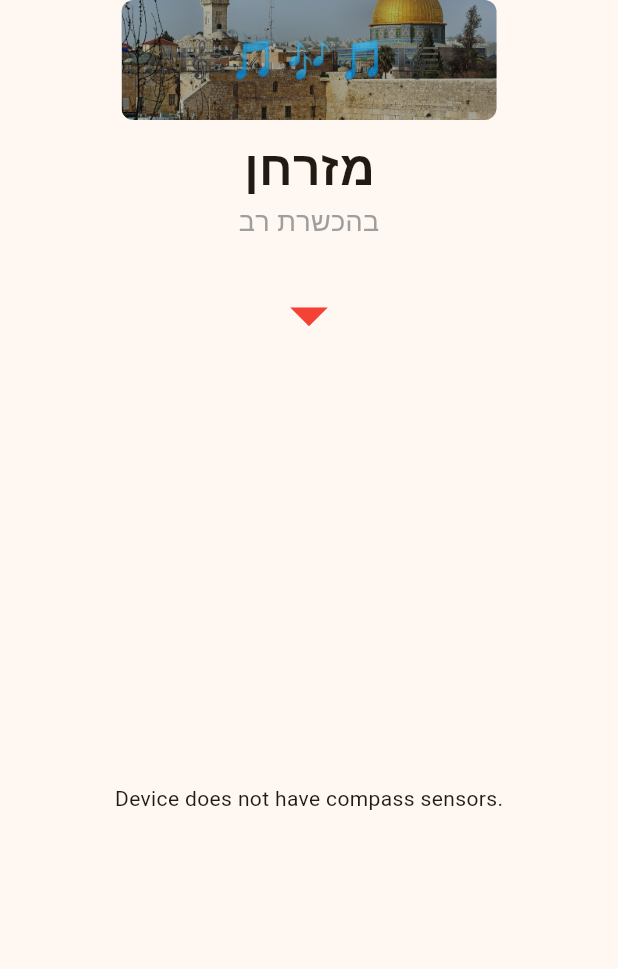
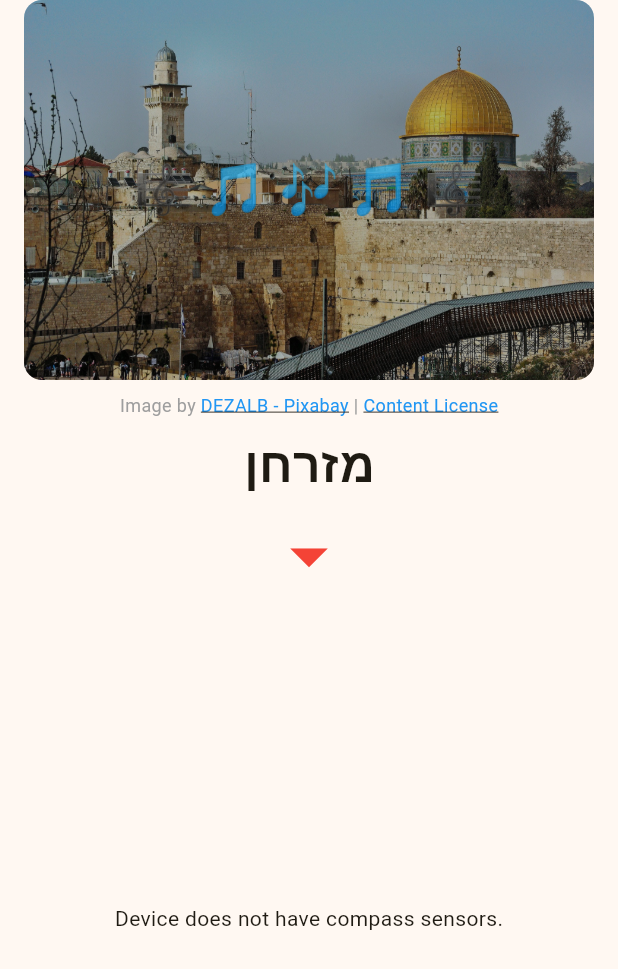
Before and after one commit to alexbodn/makdem, a Flutter app: the screen it shows after launch, on a phone screen of 412 x 824 dp. Shown: the top 969 px of the screen. Run offline on Flutter 3.47's test engine with Material 3 defaults, Android fonts, the phone set to English and light mode, and no system bars; our stand-ins replace flutter_compass.

Commit message:
refactor: resize cover picture and update attribution
- Moved the cover picture into the `body` so it takes the full width minus padding and keeps its original aspect ratio.
- Removed the old subtitle text ("בהכשרת רב").
- Moved the app title out of the AppBar to display below the picture.
- Added attribution links for the picture author (DEZALB - Pixabay) and the Pixabay Content License.

Co-authored-by: alexbodn <4792193+alexbodn@users.noreply.github.com>

```diff
--- a/lib/main.dart
+++ b/lib/main.dart
@@ -44,26 +44,36 @@ class _CompassScreenState extends State<CompassScreen> {
     }
   }
 
+  Future<void> _launchUrl(String urlString) async {
+    final Uri url = Uri.parse(urlString);
+    if (!await launchUrl(url, mode: LaunchMode.externalApplication)) {
+      if (mounted) {
+        ScaffoldMessenger.of(context).showSnackBar(
+          SnackBar(content: Text('Could not open link: $urlString')),
+        );
+      }
+    }
+  }
+
   @override
   Widget build(BuildContext context) {
     return Scaffold(
-      appBar: PreferredSize(
-        preferredSize: const Size.fromHeight(160),
-        child: AppBar(
-          flexibleSpace: SafeArea(
+      body: Builder(builder: (context) {
+        return SafeArea(
           child: Column(
-              mainAxisAlignment: MainAxisAlignment.center,
             children: [
-                GestureDetector(
+              // The cover image occupying full width minus padding
+            Padding(
+              padding: const EdgeInsets.symmetric(horizontal: 16.0),
+              child: GestureDetector(
                 onTap: _launchYouTube,
-                  child: SizedBox(
-                    width: 250,
-                    height: 80,
+                child: AspectRatio(
+                  aspectRatio: 1920 / 1280, // Original image aspect ratio
                   child: Stack(
                     fit: StackFit.expand,
                     children: [
                       ClipRRect(
-                          borderRadius: BorderRadius.circular(8),
+                        borderRadius: BorderRadius.circular(12),
                         child: Image.asset(
                           'assets/cover.jpg',
                           fit: BoxFit.cover,
@@ -72,14 +82,14 @@ class _CompassScreenState extends State<CompassScreen> {
                       // Watermark of waving music notes string
                       Container(
                         decoration: BoxDecoration(
-                            borderRadius: BorderRadius.circular(8),
+                          borderRadius: BorderRadius.circular(12),
                           color: Colors.black.withValues(alpha: 0.3),
                         ),
                         child: const Center(
                           child: Text(
                             '🎼 🎵 🎶 🎵 🎼',
                             style: TextStyle(
-                                fontSize: 24,
+                              fontSize: 32,
                               color: Colors.white70,
                             ),
                           ),
@@ -89,20 +99,29 @@ class _CompassScreenState extends State<CompassScreen> {
                   ),
                 ),
               ),
-                const SizedBox(height: 8),
-                const Text('מזרחן', style: TextStyle(fontWeight: FontWeight.bold, fontSize: 32)),
-                const Text('בהכשרת רב', style: TextStyle(fontSize: 18, color: Colors.grey)),
+            ),
+            // Attribution
+            Padding(
+              padding: const EdgeInsets.only(top: 8.0, bottom: 8.0),
+              child: Row(
+                mainAxisAlignment: MainAxisAlignment.center,
+                children: [
+                  const Text('Image by ', style: TextStyle(fontSize: 12, color: Colors.grey)),
+                  InkWell(
+                    onTap: () => _launchUrl('https://pixabay.com/users/dezalb-1045091/'),
+                    child: const Text('DEZALB - Pixabay', style: TextStyle(fontSize: 12, color: Colors.blue, decoration: TextDecoration.underline)),
+                  ),
+                  const Text(' | ', style: TextStyle(fontSize: 12, color: Colors.grey)),
+                  InkWell(
+                    onTap: () => _launchUrl('https://pixabay.com/service/license-summary/'),
+                    child: const Text('Content License', style: TextStyle(fontSize: 12, color: Colors.blue, decoration: TextDecoration.underline)),
+                  ),
                 ],
               ),
             ),
-          backgroundColor: Colors.transparent,
-          elevation: 0,
-        ),
-      ),
-      body: Builder(builder: (context) {
-        return Column(
-          children: [
-            const SizedBox(height: 20),
+            // Title
+            const Text('מזרחן', style: TextStyle(fontWeight: FontWeight.bold, fontSize: 32)),
+            const SizedBox(height: 8),
             // The red stationary needle pointing towards the dial center
             const Icon(Icons.arrow_drop_down, size: 60, color: Colors.red),
             Expanded(
@@ -167,6 +186,7 @@ class _CompassScreenState extends State<CompassScreen> {
               ),
             ),
           ],
+          ),
         );
       }),
     );
```
Lines whose indentation alone changed are shown as unchanged.
